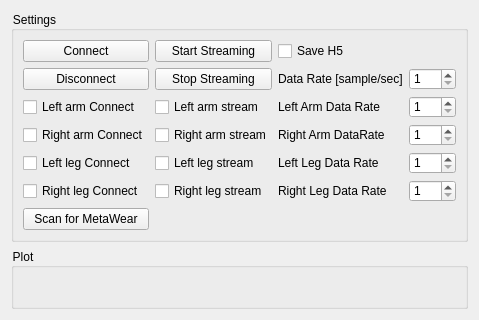
liorse/Lital_IMU_Tobii_Pro_Integration, file Agency.UI: the form before one commit.
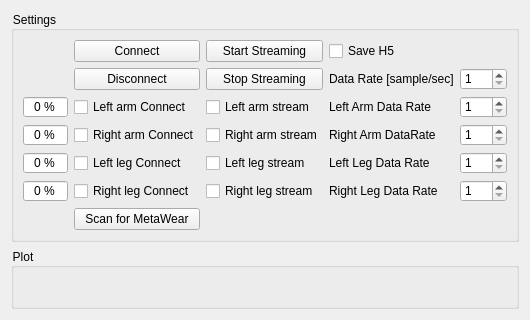
The form after the commit.

Commit message: added battery status

What changed in the file:
```diff
--- a/Agency.UI
+++ b/Agency.UI
@@ -6,7 +6,7 @@
    <rect>
     <x>0</x>
     <y>0</y>
-    <width>456</width>
+    <width>505</width>
     <height>320</height>
    </rect>
   </property>
@@ -20,144 +20,186 @@
 </string>
   </property>
   <layout class="QGridLayout" name="gridLayout_2" rowstretch="0,0">
-   <item row="0" column="0">
+   <item row="0" column="1">
     <widget class="QGroupBox" name="settings_groupBox">
      <property name="title">
       <string>Settings</string>
      </property>
      <layout class="QGridLayout" name="gridLayout">
-      <item row="5" column="2">
-       <widget class="QLabel" name="amp_label_3">
-        <property name="text">
-         <string>Left Leg Data Rate</string>
-        </property>
-       </widget>
-      </item>
-      <item row="2" column="3">
-       <widget class="QDoubleSpinBox" name="left_hand_spinbox">
-        <property name="decimals">
-         <number>0</number>
-        </property>
-        <property name="minimum">
-         <double>1.000000000000000</double>
-        </property>
-        <property name="maximum">
-         <double>200.000000000000000</double>
-        </property>
-       </widget>
-      </item>
-      <item row="4" column="0">
-       <widget class="QCheckBox" name="RightArmConnectCheckBox">
-        <property name="text">
-         <string>Right arm Connect</string>
-        </property>
-       </widget>
-      </item>
-      <item row="6" column="1">
-       <widget class="QCheckBox" name="RightLegStreamCheckBox">
-        <property name="text">
-         <string>Right leg stream</string>
-        </property>
-       </widget>
-      </item>
-      <item row="4" column="3">
-       <widget class="QDoubleSpinBox" name="right_hand_spinbox">
-        <property name="decimals">
-         <number>0</number>
-        </property>
-        <property name="minimum">
-         <double>1.000000000000000</double>
-        </property>
-        <property name="maximum">
-         <double>200.000000000000000</double>
-        </property>
-       </widget>
-      </item>
-      <item row="0" column="0">
+      <item row="0" column="1">
        <widget class="QPushButton" name="connect_pushButton">
         <property name="text">
          <string>Connect</string>
         </property>
        </widget>
       </item>
-      <item row="6" column="0">
-       <widget class="QCheckBox" name="RightLegConnectCheckBox">
-        <property name="text">
-         <string>Right leg Connect</string>
+      <item row="2" column="0">
+       <widget class="QDoubleSpinBox" name="Battery_Left_hand_spinBox">
+        <property name="frame">
+         <bool>true</bool>
         </property>
-       </widget>
-      </item>
-      <item row="4" column="1">
-       <widget class="QCheckBox" name="RightArmStreamCheckBox">
-        <property name="text">
-         <string>Right arm stream</string>
+        <property name="alignment">
+         <set>Qt::AlignCenter</set>
         </property>
-       </widget>
-      </item>
-      <item row="2" column="1">
-       <widget class="QCheckBox" name="LeftArmStreamCheckBox">
-        <property name="text">
-         <string>Left arm stream</string>
+        <property name="readOnly">
+         <bool>true</bool>
         </property>
+        <property name="buttonSymbols">
+         <enum>QAbstractSpinBox::NoButtons</enum>
+        </property>
+        <property name="suffix">
+         <string> %</string>
+        </property>
+        <property name="decimals">
+         <number>0</number>
+        </property>
+        <property name="minimum">
+         <double>0.000000000000000</double>
+        </property>
+        <property name="maximum">
+         <double>100.000000000000000</double>
+        </property>
        </widget>
       </item>
-      <item row="6" column="2">
+      <item row="6" column="3">
        <widget class="QLabel" name="amp_label_5">
         <property name="text">
          <string>Right Leg Data Rate</string>
         </property>
        </widget>
       </item>
-      <item row="5" column="3">
-       <widget class="QDoubleSpinBox" name="left_leg_spinbox">
-        <property name="decimals">
-         <number>0</number>
-        </property>
-        <property name="minimum">
-         <double>1.000000000000000</double>
-        </property>
-        <property name="maximum">
-         <double>200.000000000000000</double>
-        </property>
-       </widget>
-      </item>
-      <item row="4" column="2">
-       <widget class="QLabel" name="amp_label_4">
-        <property name="text">
-         <string>Right Arm DataRate</string>
-        </property>
-       </widget>
-      </item>
-      <item row="1" column="0">
+      <item row="1" column="1">
        <widget class="QPushButton" name="disconnect_pushButton">
         <property name="text">
          <string>Disconnect</string>
         </property>
        </widget>
       </item>
-      <item row="0" column="1">
+      <item row="4" column="4">
+       <widget class="QDoubleSpinBox" name="right_hand_spinbox">
+        <property name="decimals">
+         <number>0</number>
+        </property>
+        <property name="minimum">
+         <double>1.000000000000000</double>
+        </property>
+        <property name="maximum">
+         <double>200.000000000000000</double>
+        </property>
+       </widget>
+      </item>
+      <item row="1" column="2">
+       <widget class="QPushButton" name="stop_stream_pushButton">
+        <property name="text">
+         <string>Stop Streaming</string>
+        </property>
+       </widget>
+      </item>
+      <item row="4" column="2">
+       <widget class="QCheckBox" name="RightArmStreamCheckBox">
+        <property name="text">
+         <string>Right arm stream</string>
+        </property>
+       </widget>
+      </item>
+      <item row="0" column="3">
+       <widget class="QCheckBox" name="save_h5_checkBox">
+        <property name="text">
+         <string>Save H5</string>
+        </property>
+       </widget>
+      </item>
+      <item row="1" column="4">
+       <widget class="QDoubleSpinBox" name="datarate_spinBox">
+        <property name="decimals">
+         <number>0</number>
+        </property>
+        <property name="minimum">
+         <double>1.000000000000000</double>
+        </property>
+        <property name="maximum">
+         <double>200.000000000000000</double>
+        </property>
+       </widget>
+      </item>
+      <item row="0" column="2">
        <widget class="QPushButton" name="start_stream_pushButton">
         <property name="text">
          <string>Start Streaming</string>
         </property>
        </widget>
       </item>
-      <item row="2" column="0">
+      <item row="4" column="3">
+       <widget class="QLabel" name="amp_label_4">
+        <property name="text">
+         <string>Right Arm DataRate</string>
+        </property>
+       </widget>
+      </item>
+      <item row="2" column="3">
+       <widget class="QLabel" name="amp_label_2">
+        <property name="text">
+         <string>Left Arm Data Rate</string>
+        </property>
+       </widget>
+      </item>
+      <item row="2" column="4">
+       <widget class="QDoubleSpinBox" name="left_hand_spinbox">
+        <property name="decimals">
+         <number>0</number>
+        </property>
+        <property name="minimum">
+         <double>1.000000000000000</double>
+        </property>
+        <property name="maximum">
+         <double>200.000000000000000</double>
+        </property>
+       </widget>
+      </item>
+      <item row="4" column="0">
+       <widget class="QDoubleSpinBox" name="Battery_Right_hand_spinBox">
+        <property name="frame">
+         <bool>true</bool>
+        </property>
+        <property name="alignment">
+         <set>Qt::AlignCenter</set>
+        </property>
+        <property name="readOnly">
+         <bool>true</bool>
+        </property>
+        <property name="buttonSymbols">
+         <enum>QAbstractSpinBox::NoButtons</enum>
+        </property>
+        <property name="suffix">
+         <string> %</string>
+        </property>
+        <property name="decimals">
+         <number>0</number>
+        </property>
+        <property name="minimum">
+         <double>0.000000000000000</double>
+        </property>
+        <property name="maximum">
+         <double>100.000000000000000</double>
+        </property>
+       </widget>
+      </item>
+      <item row="5" column="3">
+       <widget class="QLabel" name="amp_label_3">
+        <property name="text">
+         <string>Left Leg Data Rate</string>
+        </property>
+       </widget>
+      </item>
+      <item row="2" column="1">
        <widget class="QCheckBox" name="LeftArmConnectCheckBox">
         <property name="text">
          <string>Left arm Connect</string>
         </property>
        </widget>
       </item>
-      <item row="1" column="2">
-       <widget class="QLabel" name="amp_label">
-        <property name="text">
-         <string>Data Rate [sample/sec]</string>
-        </property>
-       </widget>
-      </item>
-      <item row="1" column="3">
-       <widget class="QDoubleSpinBox" name="datarate_spinBox">
+      <item row="6" column="4">
+       <widget class="QDoubleSpinBox" name="right_leg_spinbox">
         <property name="decimals">
          <number>0</number>
         </property>
@@ -169,65 +211,135 @@
         </property>
        </widget>
       </item>
-      <item row="5" column="0">
+      <item row="4" column="1">
+       <widget class="QCheckBox" name="RightArmConnectCheckBox">
+        <property name="text">
+         <string>Right arm Connect</string>
+        </property>
+       </widget>
+      </item>
+      <item row="5" column="1">
        <widget class="QCheckBox" name="LeftLegConnectCheckBox">
         <property name="text">
          <string>Left leg Connect</string>
         </property>
        </widget>
       </item>
-      <item row="0" column="2">
-       <widget class="QCheckBox" name="save_h5_checkBox">
+      <item row="1" column="3">
+       <widget class="QLabel" name="amp_label">
         <property name="text">
-         <string>Save H5</string>
+         <string>Data Rate [sample/sec]</string>
         </property>
        </widget>
       </item>
-      <item row="5" column="1">
-       <widget class="QCheckBox" name="LeftLegStreamCheckBox">
-        <property name="text">
-         <string>Left leg stream</string>
+      <item row="5" column="4">
+       <widget class="QDoubleSpinBox" name="left_leg_spinbox">
+        <property name="decimals">
+         <number>0</number>
         </property>
-       </widget>
-      </item>
-      <item row="1" column="1">
-       <widget class="QPushButton" name="stop_stream_pushButton">
-        <property name="text">
-         <string>Stop Streaming</string>
+        <property name="minimum">
+         <double>1.000000000000000</double>
+        </property>
+        <property name="maximum">
+         <double>200.000000000000000</double>
         </property>
        </widget>
       </item>
       <item row="2" column="2">
-       <widget class="QLabel" name="amp_label_2">
+       <widget class="QCheckBox" name="LeftArmStreamCheckBox">
         <property name="text">
-         <string>Left Arm Data Rate</string>
+         <string>Left arm stream</string>
         </property>
        </widget>
       </item>
-      <item row="6" column="3">
-       <widget class="QDoubleSpinBox" name="right_leg_spinbox">
-        <property name="decimals">
-         <number>0</number>
-        </property>
-        <property name="minimum">
-         <double>1.000000000000000</double>
-        </property>
-        <property name="maximum">
-         <double>200.000000000000000</double>
-        </property>
-       </widget>
-      </item>
-      <item row="7" column="0">
+      <item row="8" column="1">
        <widget class="QPushButton" name="Scan_metawear_pushButton">
         <property name="text">
          <string>Scan for MetaWear</string>
         </property>
        </widget>
       </item>
+      <item row="6" column="2">
+       <widget class="QCheckBox" name="RightLegStreamCheckBox">
+        <property name="text">
+         <string>Right leg stream</string>
+        </property>
+       </widget>
+      </item>
+      <item row="5" column="2">
+       <widget class="QCheckBox" name="LeftLegStreamCheckBox">
+        <property name="text">
+         <string>Left leg stream</string>
+        </property>
+       </widget>
+      </item>
+      <item row="6" column="1">
+       <widget class="QCheckBox" name="RightLegConnectCheckBox">
+        <property name="text">
+         <string>Right leg Connect</string>
+        </property>
+       </widget>
+      </item>
+      <item row="5" column="0">
+       <widget class="QDoubleSpinBox" name="Battery_Left_leg_spinBox">
+        <property name="frame">
+         <bool>true</bool>
+        </property>
+        <property name="alignment">
+         <set>Qt::AlignCenter</set>
+        </property>
+        <property name="readOnly">
+         <bool>true</bool>
+        </property>
+        <property name="buttonSymbols">
+         <enum>QAbstractSpinBox::NoButtons</enum>
+        </property>
+        <property name="suffix">
+         <string> %</string>
+        </property>
+        <property name="decimals">
+         <number>0</number>
+        </property>
+        <property name="minimum">
+         <double>0.000000000000000</double>
+        </property>
+        <property name="maximum">
+         <double>100.000000000000000</double>
+        </property>
+       </widget>
+      </item>
+      <item row="6" column="0">
+       <widget class="QDoubleSpinBox" name="Battery_Right_leg_spinBox">
+        <property name="frame">
+         <bool>true</bool>
+        </property>
+        <property name="alignment">
+         <set>Qt::AlignCenter</set>
+        </property>
+        <property name="readOnly">
+         <bool>true</bool>
+        </property>
+        <property name="buttonSymbols">
+         <enum>QAbstractSpinBox::NoButtons</enum>
+        </property>
+        <property name="suffix">
+         <string> %</string>
+        </property>
+        <property name="decimals">
+         <number>0</number>
+        </property>
+        <property name="minimum">
+         <double>0.000000000000000</double>
+        </property>
+        <property name="maximum">
+         <double>100.000000000000000</double>
+        </property>
+       </widget>
+      </item>
      </layout>
     </widget>
    </item>
-   <item row="1" column="0">
+   <item row="1" column="1">
     <widget class="QGroupBox" name="plot_groupBox">
      <property name="title">
       <string>Plot</string>
```
The commit also changes 5 other files.
